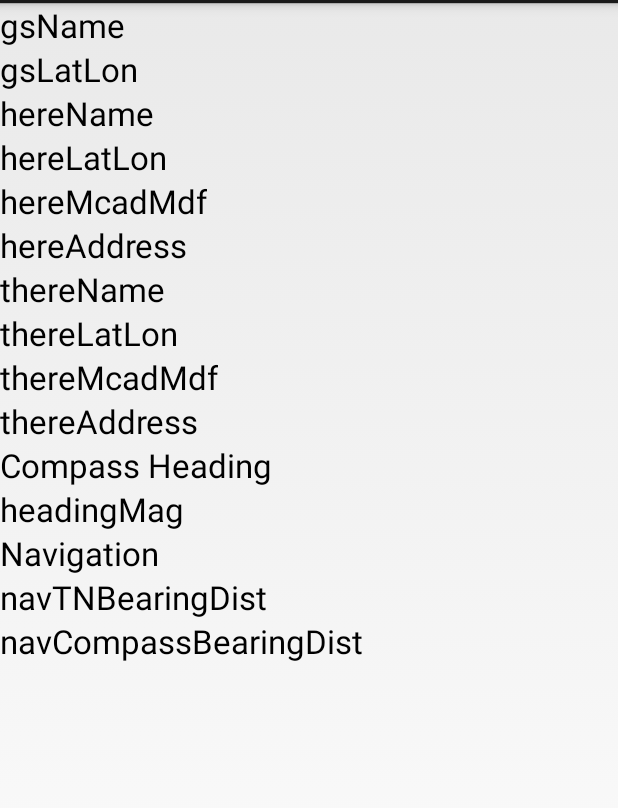
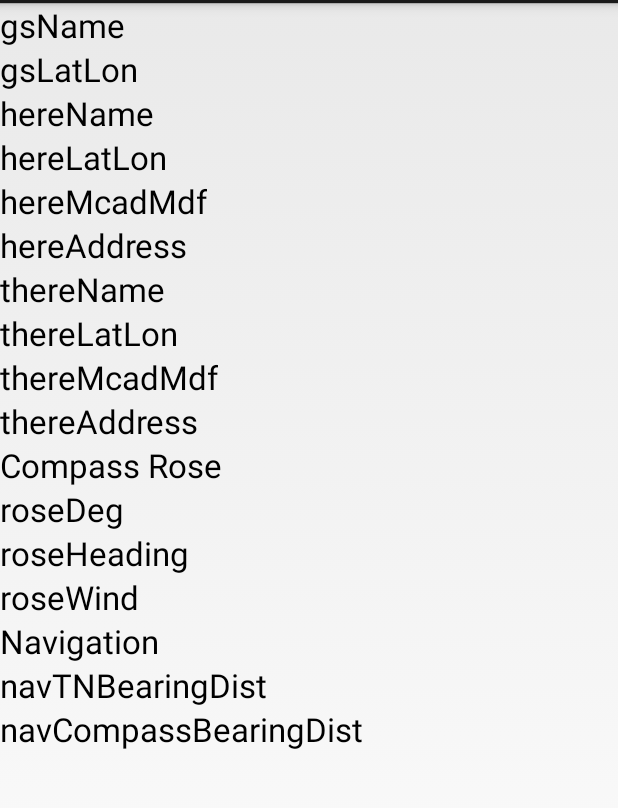
Before and after one commit to pocojoe/PlayaCompass20162, an Android app: the screen it shows after launch (MainActivity), on a phone screen of 412 x 824 dp, the part 69-877 px from its top. Run offline under Robolectric (Android 15) with nearby library versions, the phone set to English and light mode, and no system bars.

Commit message:
new branch SensorsIn - included the magnetic sensors and gps sensors

```diff
--- a/PlayaCompass/src/main/java/com/hoppercodes/PlayaPositioningSystem/PlayaHeading.java
+++ b/PlayaCompass/src/main/java/com/hoppercodes/PlayaPositioningSystem/PlayaHeading.java
@@ -6,17 +6,157 @@ package com.hoppercodes.PlayaPositioningSystem;
 public class PlayaHeading {
     public double headingN;   // true north heading
     public double headingM;   // magnetic north heading
-    public int roseInt;
+    int roseError;
+    int roseN;              // which compass rose value 1:15
+    public int roseInt;     // integer value of hysteresis stabilized compass reading
+    public int roseDeg;     // integer value of azimuth - fluctuating compass reading
     public String roseWind;
+    public String roseHeading;
     GoldenSpike goldenSpike = GoldenSpike.getInstance();        // need this for declination of golden spike
 
-    public PlayaHeading(double azimuth){
-        // todo:  generate running average of last ten values
-        this.headingM=azimuth;
-        this.headingN=this.headingM+goldenSpike.declination;
-        // todo
-        this.roseInt=9;
-        // todo
-        this.roseWind=String.format("%3.0f",azimuth);
+    public PlayaHeading(double azimuth) {
+        this.headingM = AverageAzimuth(azimuth);  // provides average of last 16 samples
+        this.headingN = (((this.headingM - goldenSpike.declination) + 360.0) % 360.0);
+        this.roseDeg = (int) this.headingM;  // the rose reports magnetic compass heading since that is what should agree with compass if hand-held
+        roseError = 180 - Math.abs((Math.abs(this.roseInt - this.roseDeg) - 180));
+        // angle error = 180-abs(abs(a1-a2)-180)  thanks some guy on stack overflow!
+        // using a 16 point rose; 360/16=22.5; half would be 11.25
+        // estimating 2 SD to be 3.75 degrees so bounding the 11.25 + 3.75 = 15 degrees.
+        if (roseError > 15) {   // assumes about 2.5 degrees for SD of bounce; seems to work ok
+            // the heading has "jumped" from the constrained heading by more than allowed by hysteresis
+            // determine the new target heading as 1 of 16 possible rose positions
+            roseN = (int) ((this.headingN + 11.25f) / 22.5f);
+            roseN = roseN % 16;
+        }
+        setRose(roseN);
+    }
+
+    void setRose(int target) {
+        switch (target) {
+            case 0:
+                this.roseInt = 360;      // apparently pilots use 360 and sailors use 0 to indicate north
+                this.roseHeading = "N";
+                this.roseWind = "Tramontano";
+                break;
+            case 1:
+                this.roseInt = 23;
+                this.roseHeading = "NNE";
+                this.roseWind = "Greco-Tramantano";
+                break;
+            case 2:
+                this.roseInt = 45;
+                this.roseHeading = "NE";
+                this.roseWind = "Greco";
+                break;
+            case 3:
+                this.roseInt = 68;
+                this.roseHeading = "ENE";
+                this.roseWind = "Greco-Levante";
+                break;
+            case 4:
+                this.roseInt = 90;
+                this.roseHeading = "E";
+                this.roseWind = "Levante";
+                break;
+            case 5:
+                this.roseInt = 113;
+                this.roseHeading = "ESE";
+                this.roseWind = "Levante-Scirocco";
+                break;
+            case 6:
+                this.roseInt = 135;
+                this.roseHeading = "SE";
+                this.roseWind = "Scirocco";
+                break;
+            case 7:
+                this.roseInt = 158;
+                this.roseHeading = "SSE";
+                this.roseWind = "Ostro-Scirocco";
+                break;
+            case 8:
+                this.roseInt = 180;
+                this.roseHeading = "S";
+                this.roseWind = "Ostro";
+                break;
+            case 9:
+                this.roseInt = 203;
+                this.roseHeading = "SSW";
+                this.roseWind = "Ostro-Libeccio";
+                break;
+            case 10:
+                this.roseInt = 225;
+                this.roseHeading = "SW";
+                this.roseWind = "Libeccio";
+                break;
+            case 11:
+                this.roseInt = 248;
+                this.roseHeading = "WSW";
+                this.roseWind = "Ponente-Libeccio";
+                break;
+            case 12:
+                this.roseInt = 270;
+                this.roseHeading = "W";
+                this.roseWind = "Ponente";
+                break;
+            case 13:
+                this.roseInt = 293;
+                this.roseHeading = "WNW";
+                this.roseWind = "Maestro-Ponente";
+                break;
+            case 14:
+                this.roseInt = 315;
+                this.roseHeading = "NW";
+                this.roseWind = "Maestro";
+                break;
+            case 15:
+                this.roseInt = 338;
+                this.roseHeading = "NNW";
+                this.roseWind = "Maestro-Tramontana";
+                break;
+            default:
+                this.roseInt = 0;      // apparently pilots use 360 and sailors use 0 to indicate north
+                this.roseHeading = "?";
+                this.roseWind = "?";
+                break;
+        }
+    }
+
+    double AverageAzimuth(double azIn)     // compute the average of N compass readings and give the rolling average
+    {
+        int r = 0;      // ring buffer index
+        int rSize=16;
+        int ndiv = 0;
+        double azVal[] = new double[rSize];
+        double ra;      //angle in radians
+        double newSin = 0f;
+        double newCos = 0f;
+        double oldSin = 0f;
+        double oldCos = 0f;
+        double sumSin = 0f;
+        double sumCos = 0f;
+        double mSin = 0f;
+        double mCos = 0f;
+        double mAvg = 0f;
+
+        if (ndiv >= rSize) {
+            ra = Math.toRadians(azVal[r]);    // out with the old
+            oldSin = Math.sin(ra);
+            oldCos = Math.cos(ra);
+            ndiv = rSize;                      // ndiv gets capped at 16
+        } else {
+            ndiv += 1;
+        }
+        ra = Math.toRadians(azIn);            // and in with the new
+        azVal[r] = ra;
+        r=(r+1)%rSize;                         // ring around the rose (ie)
+        newSin = Math.sin(ra);
+        newCos = Math.cos(ra);
+        sumSin = sumSin - oldSin + newSin;
+        sumCos = sumCos - oldCos + newCos;
+        mSin = sumSin / ndiv;
+        mCos = sumCos / ndiv;
+        mAvg = Math.toDegrees(Math.atan2(mSin, mCos));  // see averaging circular quantities
+        mAvg=(mAvg+360f)%360f;
+        return mAvg;
     }
 }
--- a/PlayaCompass/src/main/res/layout/activity_main.xml
+++ b/PlayaCompass/src/main/res/layout/activity_main.xml
@@ -4,11 +4,12 @@
     android:layout_height="match_parent"
     android:orientation="vertical">
 
-
     <TextView
         android:id="@+id/gsName"
         android:layout_width="wrap_content"
         android:layout_height="wrap_content"
+        android:layout_alignParentLeft="true"
+        android:layout_alignParentStart="true"
         android:text="gsName"
         android:textAppearance="?android:attr/textAppearanceLarge" />
 
@@ -21,7 +22,6 @@
         android:layout_below="@+id/gsName"
         android:text="gsLatLon"
         android:textAppearance="?android:attr/textAppearanceLarge" />
-
 
     <TextView
         android:id="@+id/hereName"
@@ -105,26 +105,44 @@
         android:textAppearance="?android:attr/textAppearanceLarge" />
 
     <TextView
-        android:id="@+id/Compass"
+        android:id="@+id/Rose"
         android:layout_width="wrap_content"
         android:layout_height="wrap_content"
         android:layout_alignParentLeft="true"
         android:layout_alignParentStart="true"
         android:layout_below="@+id/thereAddress"
-        android:text="Compass Heading"
+        android:text="Compass Rose"
         android:textAppearance="?android:attr/textAppearanceLarge" />
 
-
     <TextView
-        android:id="@+id/CompassMag"
+        android:id="@+id/RoseDeg"
         android:layout_width="wrap_content"
         android:layout_height="wrap_content"
         android:layout_alignParentLeft="true"
         android:layout_alignParentStart="true"
-        android:layout_below="@+id/Compass"
-        android:text="headingMag"
+        android:layout_below="@+id/Rose"
+        android:text="roseDeg"
         android:textAppearance="?android:attr/textAppearanceLarge" />
 
+    <TextView
+        android:id="@+id/RoseHeading"
+        android:layout_width="wrap_content"
+        android:layout_height="wrap_content"
+        android:layout_alignParentLeft="true"
+        android:layout_alignParentStart="true"
+        android:layout_below="@+id/RoseDeg"
+        android:text="roseHeading"
+        android:textAppearance="?android:attr/textAppearanceLarge" />
+
+    <TextView
+        android:id="@+id/RoseWind"
+        android:layout_width="wrap_content"
+        android:layout_height="wrap_content"
+        android:layout_alignParentLeft="true"
+        android:layout_alignParentStart="true"
+        android:layout_below="@+id/RoseHeading"
+        android:text="roseWind"
+        android:textAppearance="?android:attr/textAppearanceLarge" />
 
     <TextView
         android:id="@+id/navigation"
@@ -132,7 +150,7 @@
         android:layout_height="wrap_content"
         android:layout_alignParentLeft="true"
         android:layout_alignParentStart="true"
-        android:layout_below="@+id/CompassMag"
+        android:layout_below="@+id/RoseWind"
         android:text="Navigation"
         android:textAppearance="?android:attr/textAppearanceLarge" />
 
```
Also changed, not shown: PlayaCompass/src/main/java/com/hoppercodes/PlayaCompass/MainActivity.java (+10 -10 lines), 4 other files.
